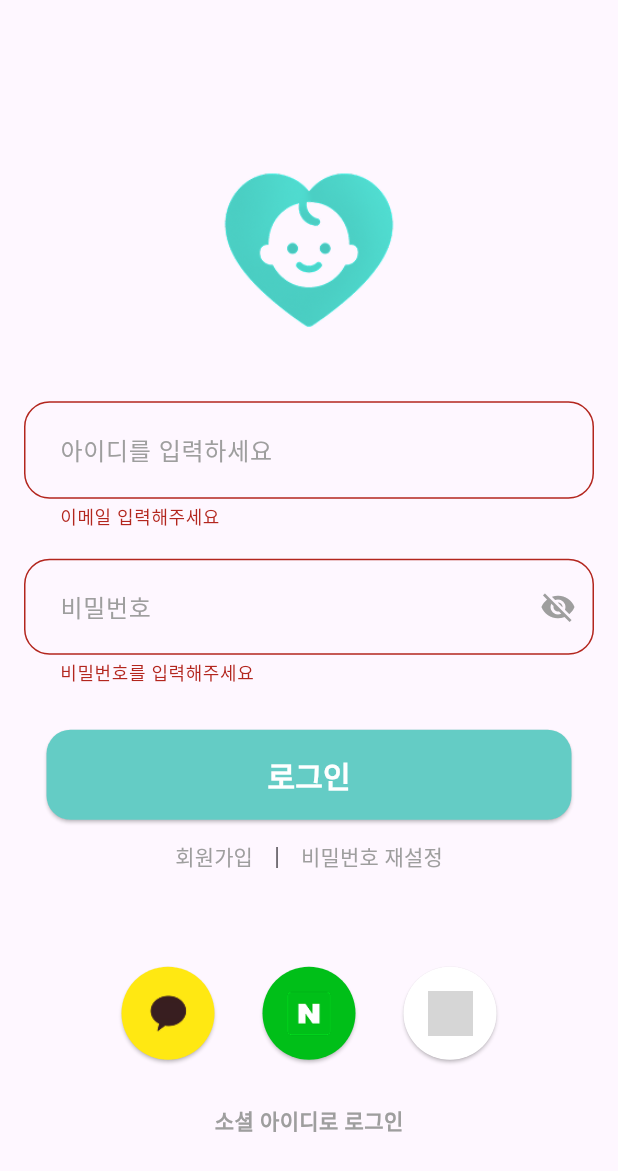
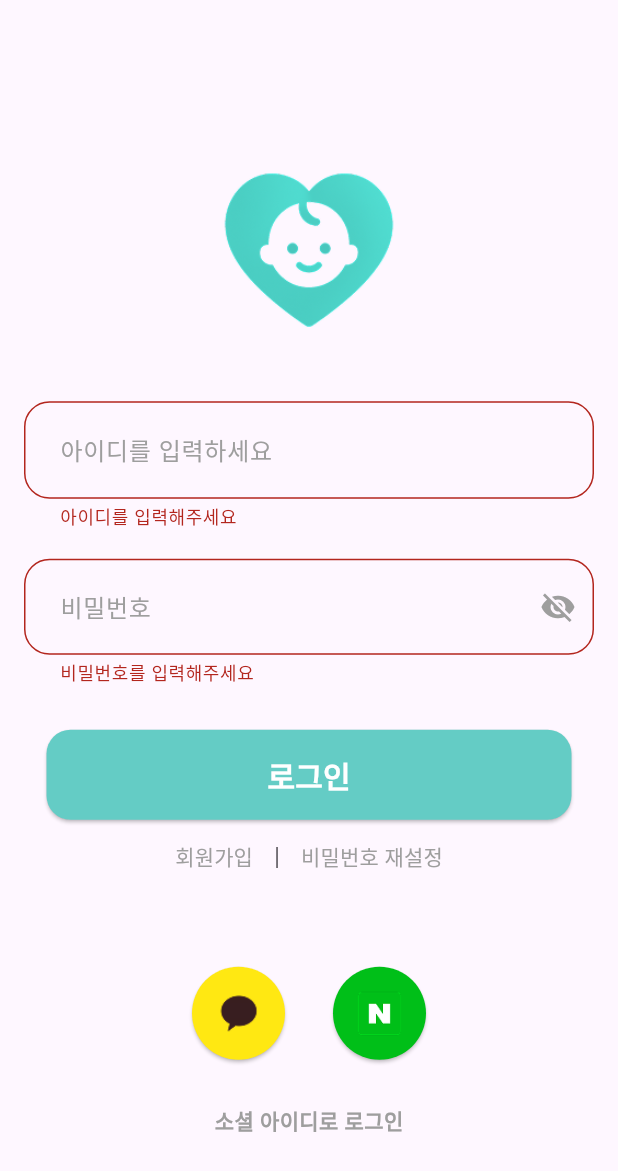
Before and after one commit to SMU-25/frontend, a Flutter app: the LoginScreen screen opened by its route, after a tap on "로그인", on a phone screen of 412 x 824 dp. Shown: the top 1171 px of the screen. Run offline on Flutter 3.47's test engine with Material 3 defaults, Android fonts, the phone set to English and light mode, and no system bars; our stand-ins replace dio, email_validator, fl_chart, flutter_secure_storage, image_picker, table_calendar; accounts and stored records are empty; network calls fail; grey boxes are pictures that could not be loaded.

Commit message:
✨ [Refactor] Update login functionality to use base URL and improve error handling and delete google login button

```diff
--- a/lib/login/view/login.dart
+++ b/lib/login/view/login.dart
@@ -1,9 +1,13 @@
 import 'package:email_validator/email_validator.dart';
 import 'package:flutter/material.dart';
+import 'package:flutter_secure_storage/flutter_secure_storage.dart';
 import 'package:team_project_front/common/component/custom_input.dart';
 import 'package:team_project_front/common/component/login_text_button.dart';
 import 'package:team_project_front/common/component/navigation_button.dart';
 import 'package:team_project_front/common/component/social_login_button.dart';
+import 'package:team_project_front/common/const/base_url.dart';
+import 'package:team_project_front/common/utils/error_dialog.dart';
+import 'package:team_project_front/common/utils/secure_storage_service.dart';
 import 'package:team_project_front/home/view/home.dart';
 import 'package:team_project_front/login/view/find_password.dart';
 import 'package:dio/dio.dart';
@@ -24,52 +28,40 @@ class _LoginScreenState extends State<LoginScreen> {
   final GlobalKey<FormState> _formKey = GlobalKey<FormState>();
 
   bool _isObscure = true;
-  void _showErrorDialog(String message) {
-    showDialog(
-      context: context,
-      builder:
-          (ctx) => AlertDialog(
-            title: Text('오류'),
-            content: Text(message),
-            actions: [
-              TextButton(
-                onPressed: () => Navigator.of(ctx).pop(),
-                child: Text('확인'),
-              ),
-            ],
-          ),
-    );
-  }
 
-  void _login() async {
+  Future<void> _login() async {
     if (_formKey.currentState!.validate()) {
       try {
         final dio = Dio();
 
-        final response = await dio.post(
-          'https://momfy.kr/api/auth/login',
+        final res = await dio.post(
+          '$base_URL/auth/login',
           data: {
             'email': _idController.text.trim(),
             'password': _passwordController.text,
           },
         );
+        if (res.statusCode == 200) {
+          final token = res.data['result']['accessToken'];
+          SecureStorageService.saveAccessToken(token);
+          await SecureStorageService.saveAccessToken(token);
 
-        if (response.statusCode == 200) {
-          final token = response.data['accessToken'];
-          print(token);
+          if (!mounted) return;
           Navigator.pushReplacement(
             context,
             MaterialPageRoute(builder: (ctx) => HomeScreen()),
           );
         } else {
-          _showErrorDialog('로그인에 실패했습니다.');
+          if (!mounted) return;
+          showErrorDialog(context: context, message: '로그인에 실패했습니다.');
         }
-      } on DioException catch (e) {
+      } on DioException catch (err) {
         String message = '알 수 없는 오류가 발생했습니다.';
-        if (e.response != null && e.response?.data != null) {
-          message = e.response?.data['message'] ?? message;
+        if (err.response != null && err.response?.data != null) {
+          message = err.response?.data['message'] ?? message;
         }
-        _showErrorDialog(message);
+        if (!mounted) return;
+        showErrorDialog(context: context, message: message);
       }
     }
   }
@@ -96,7 +88,7 @@ class _LoginScreenState extends State<LoginScreen> {
                     hintText: '아이디를 입력하세요',
                     validator: (value) {
                       if (value == null || value.isEmpty) {
-                        return '이메일 입력해주세요';
+                        return '아이디를 입력해주세요';
                       } else if (!EmailValidator.validate(value) ||
                           RegExp(r'[ㄱ-ㅎㅏ-ㅣ가-힣]').hasMatch(value)) {
                         return '올바른 형식을 입력해주세요';
@@ -172,14 +164,6 @@ class _LoginScreenState extends State<LoginScreen> {
                           onPressed: () {},
                         ),
                       ),
-                      Padding(
-                        padding: const EdgeInsets.only(left: 30.0),
-                        child: SocialLoginButton(
-                          src: 'asset/img/login/google_icon.png',
-                          type: 'google',
-                          onPressed: () {},
-                        ),
-                      ),
                     ],
                   ),
                   SizedBox(height: 30),
```
